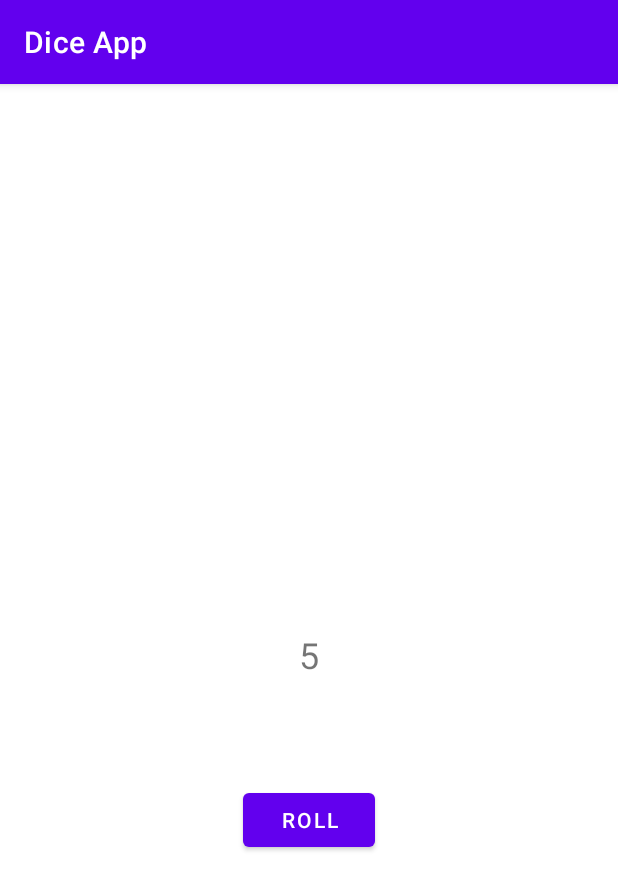
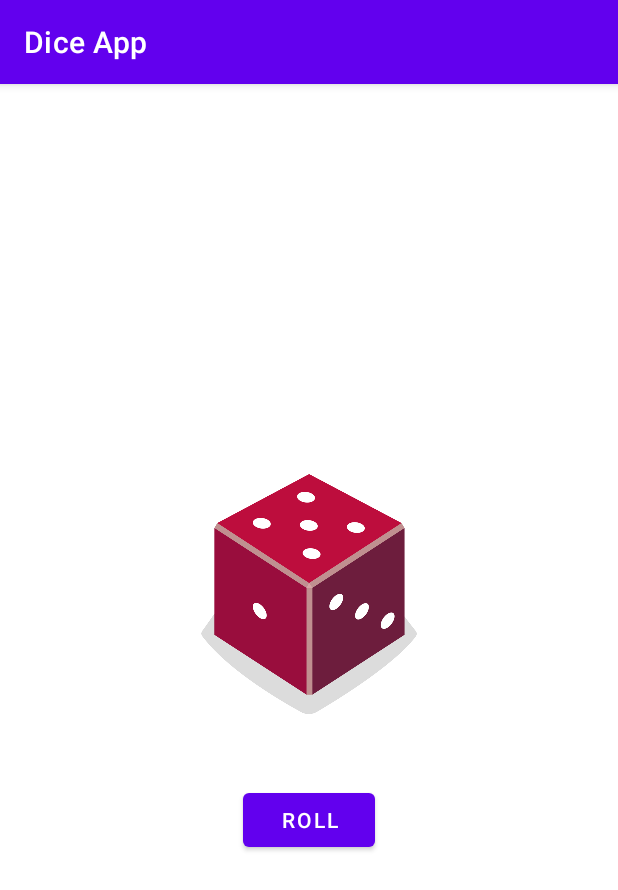
Before and after one commit to ade3l/Dice-roll-app, an Android app: the screen it shows after launch (MainActivity), after a tap on "ROLL", on a phone screen of 412 x 824 dp. Shown: the top 890 px of the screen. Run offline under Robolectric (Android 15) with nearby library versions, the phone set to English and light mode, and no system bars.

Commit message:
Dice image code added

```diff
--- a/app/src/main/java/com/example/diceapp/MainActivity.kt
+++ b/app/src/main/java/com/example/diceapp/MainActivity.kt
@@ -2,6 +2,7 @@ package com.example.diceapp
 
 import android.os.Bundle
 import android.widget.Button
+import android.widget.ImageView
 import android.widget.TextView
 import android.widget.Toast
 import androidx.appcompat.app.AppCompatActivity
@@ -11,10 +12,10 @@ class MainActivity : AppCompatActivity() {
         super.onCreate(savedInstanceState)
         setContentView(R.layout.activity_main)
         val rollButton: Button = findViewById(R.id.button)
-        val resultTextView : TextView = findViewById(R.id.textView)
         val dice=Dice(6)
+        setImage(dice.roll())
         rollButton.setOnClickListener{
-            resultTextView.setText(dice.roll().toString())
+            setImage(dice.roll())
         }
     }
 
@@ -24,4 +25,15 @@ class MainActivity : AppCompatActivity() {
             return ((1..side).random())
         }
     }
+    fun setImage(num:Int){
+        val diceImage: ImageView = findViewById(R.id.imageView)
+        when(num){
+            1 -> diceImage.setImageResource(R.drawable.dice_1)
+            2 -> diceImage.setImageResource(R.drawable.dice_2)
+            3 -> diceImage.setImageResource(R.drawable.dice_3)
+            4 -> diceImage.setImageResource(R.drawable.dice_4)
+            5 -> diceImage.setImageResource(R.drawable.dice_5)
+            6 -> diceImage.setImageResource(R.drawable.dice_6)
+        }
+    }
 }
--- a/app/src/main/res/layout/activity_main.xml
+++ b/app/src/main/res/layout/activity_main.xml
@@ -19,16 +19,17 @@
         app:layout_constraintTop_toTopOf="parent"
         app:layout_constraintVertical_bias="0.648" />
 
-    <TextView
-        android:id="@+id/textView"
-        android:layout_width="wrap_content"
-        android:layout_height="wrap_content"
-        android:text="1"
-        android:textSize="24sp"
+    <ImageView
+        android:id="@+id/imageView"
+        android:layout_width="160dp"
+        android:layout_height="160dp"
+        android:layout_marginTop="248dp"
+        android:layout_marginBottom="35dp"
         app:layout_constraintBottom_toTopOf="@+id/button"
         app:layout_constraintEnd_toEndOf="parent"
         app:layout_constraintHorizontal_bias="0.5"
         app:layout_constraintStart_toStartOf="parent"
         app:layout_constraintTop_toTopOf="parent"
-        app:layout_constraintVertical_bias="0.839" />
+        app:srcCompat="@drawable/dice_1" />
+
 </androidx.constraintlayout.widget.ConstraintLayout>
```
